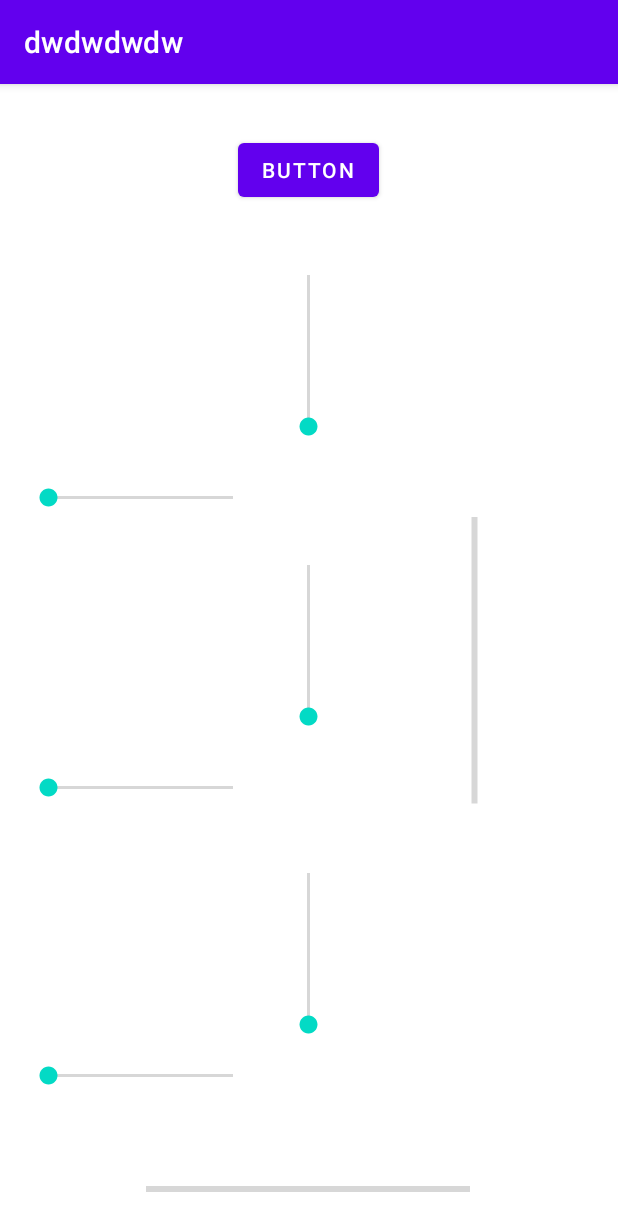
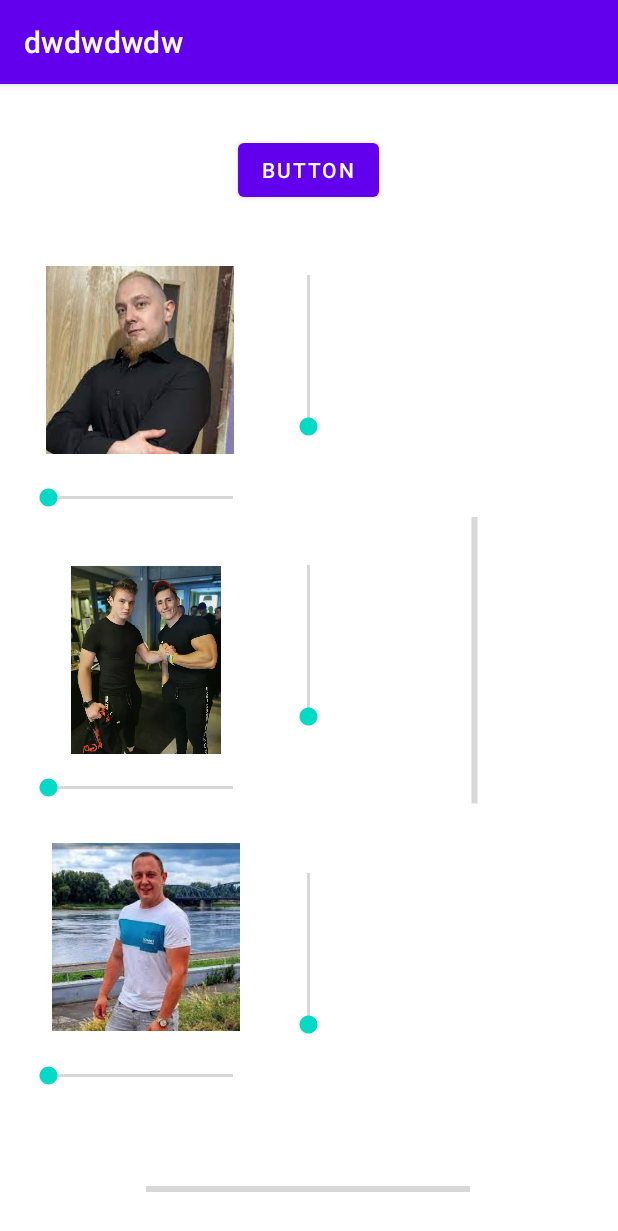
Before and after one commit to dawidrzuk/mojbilne, an Android app: the screen it shows after launch (MainActivity), on a phone screen of 412 x 824 dp. Shown: the top 1231 px of the screen. Run offline under Robolectric (Android 15) with nearby library versions, the phone set to English and light mode, and no system bars.

Commit message:
layout + obrazki

```diff
--- a/app/src/main/java/com/example/dwdwdwdw/MainActivity.kt
+++ b/app/src/main/java/com/example/dwdwdwdw/MainActivity.kt
@@ -3,6 +3,7 @@ package com.example.dwdwdwdw
 import androidx.appcompat.app.AppCompatActivity
 import android.os.Bundle
 import android.widget.ImageView
+import android.widget.SeekBar
 
 class MainActivity : AppCompatActivity() {
     override fun onCreate(savedInstanceState: Bundle?) {
@@ -11,5 +12,12 @@ class MainActivity : AppCompatActivity() {
         val obraz1 = findViewById<ImageView>(R.id.imageView)
         val obraz2 = findViewById<ImageView>(R.id.imageView2)
         val obraz3 = findViewById<ImageView>(R.id.imageView3)
+        val sb1szer = findViewById<SeekBar>(R.id.seekBar)
+        val sb2szer = findViewById<SeekBar>(R.id.seekBar2)
+        val sb3szer = findViewById<SeekBar>(R.id.seekBar3)
+        val sb1dlug = findViewById<SeekBar>(R.id.seekBar5)
+        val sb2dlug = findViewById<SeekBar>(R.id.seekBar6)
+        val sb3dlug = findViewById<SeekBar>(R.id.seekBar7)
+
     }
 }
--- a/app/src/main/res/layout/activity_main.xml
+++ b/app/src/main/res/layout/activity_main.xml
@@ -8,39 +8,41 @@
 
     <ImageView
         android:id="@+id/imageView"
-        android:layout_width="wrap_content"
-        android:layout_height="wrap_content"
+        android:layout_width="125dp"
+        android:layout_height="125dp"
         app:layout_constraintBottom_toBottomOf="parent"
         app:layout_constraintEnd_toEndOf="parent"
         app:layout_constraintHorizontal_bias="0.106"
         app:layout_constraintStart_toStartOf="parent"
         app:layout_constraintTop_toTopOf="parent"
         app:layout_constraintVertical_bias="0.189"
-        tools:srcCompat="@tools:sample/avatars" />
+        app:srcCompat="@drawable/da2"
+        tools:srcCompat="@drawable/da2" />
 
     <ImageView
         android:id="@+id/imageView2"
-        android:layout_width="wrap_content"
-        android:layout_height="wrap_content"
+        android:layout_width="185dp"
+        android:layout_height="125dp"
         app:layout_constraintBottom_toBottomOf="parent"
         app:layout_constraintEnd_toEndOf="parent"
-        app:layout_constraintHorizontal_bias="0.106"
+        app:layout_constraintHorizontal_bias="0.022"
         app:layout_constraintStart_toStartOf="parent"
         app:layout_constraintTop_toTopOf="parent"
-        app:layout_constraintVertical_bias="0.482"
-        tools:srcCompat="@tools:sample/avatars" />
+        app:srcCompat="@drawable/fef"
+        tools:srcCompat="@drawable/fef" />
 
     <ImageView
         android:id="@+id/imageView3"
-        android:layout_width="wrap_content"
-        android:layout_height="wrap_content"
+        android:layout_width="135dp"
+        android:layout_height="125dp"
         app:layout_constraintBottom_toBottomOf="parent"
         app:layout_constraintEnd_toEndOf="parent"
         app:layout_constraintHorizontal_bias="0.106"
         app:layout_constraintStart_toStartOf="parent"
         app:layout_constraintTop_toTopOf="parent"
         app:layout_constraintVertical_bias="0.787"
-        tools:srcCompat="@tools:sample/avatars" />
+        app:srcCompat="@drawable/magical1"
+        tools:srcCompat="@drawable/magical1" />
 
     <Button
         android:id="@+id/button"
```
Also changed, not shown: app/src/main/res/drawable/da2.jpeg (added), app/src/main/res/drawable/fef.jpeg (added), app/src/main/res/drawable/magical1.jpeg (added).
